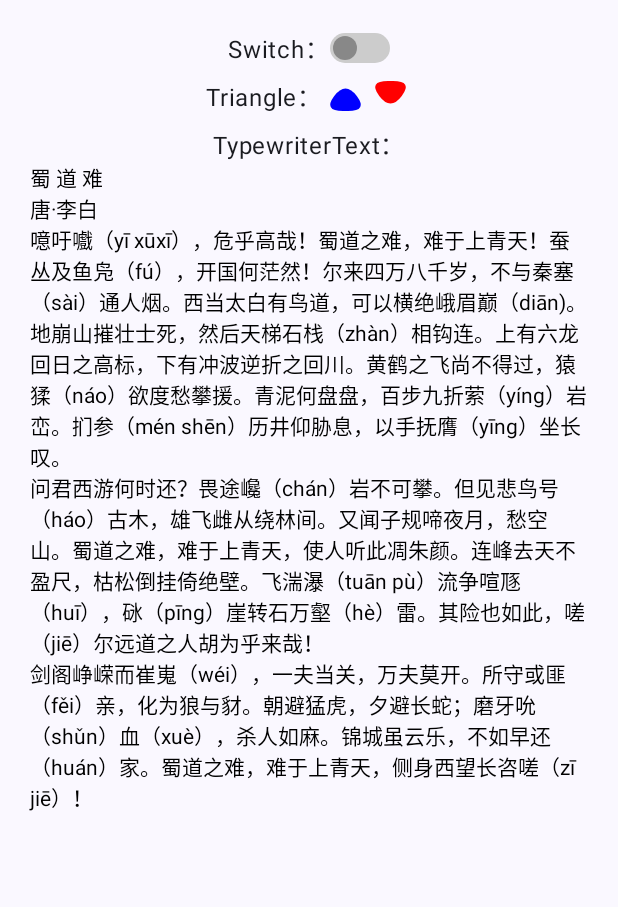
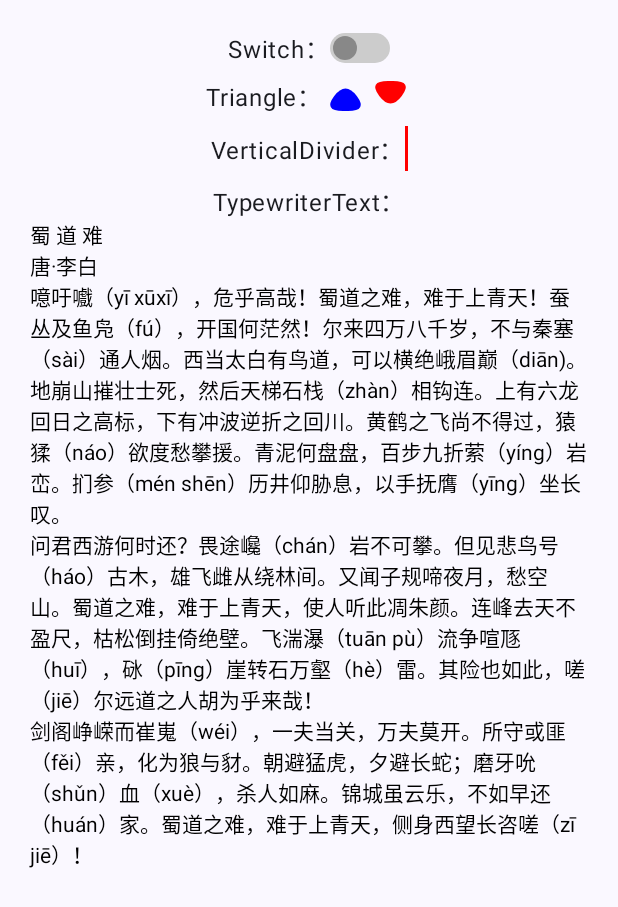
Before and after one commit to FPhoenixCorneaE/android-base-ui-compose, an Android app built with Jetpack Compose: the screen it shows after launch (MainActivity), on a phone screen of 412 x 824 dp. Shown: the top 907 px of the screen. Run offline under Robolectric (Android 15) with nearby library versions, the phone set to English and light mode, and no system bars.

Commit message:
feat: 添加自定义 VerticalDivider

```diff
--- a/app/src/main/java/com/fphoenixcorneae/widget/MainActivity.kt
+++ b/app/src/main/java/com/fphoenixcorneae/widget/MainActivity.kt
@@ -8,6 +8,7 @@ import androidx.compose.foundation.layout.Arrangement
 import androidx.compose.foundation.layout.Column
 import androidx.compose.foundation.layout.Row
 import androidx.compose.foundation.layout.fillMaxSize
+import androidx.compose.foundation.layout.height
 import androidx.compose.foundation.layout.padding
 import androidx.compose.foundation.rememberScrollState
 import androidx.compose.foundation.verticalScroll
@@ -55,6 +56,10 @@ class MainActivity : ComponentActivity() {
                                 rotateDegree = 180f
                             )
                         }
+                        Row(verticalAlignment = Alignment.CenterVertically, modifier = Modifier.height(30.dp)) {
+                            Text(text = "VerticalDivider：")
+                            VerticalDivider(thickness = 2.dp, color = Color.Red)
+                        }
                         Column(horizontalAlignment = Alignment.CenterHorizontally) {
                             Text(text = "TypewriterText：")
                             TypewriterText(
--- /dev/null
+++ b/custom-widget/src/main/java/com/fphoenixcorneae/widget/VerticalDivider.kt
@@ -0,0 +1,46 @@
+package com.fphoenixcorneae.widget
+
+import androidx.compose.foundation.background
+import androidx.compose.foundation.layout.*
+import androidx.compose.material3.DividerDefaults
+import androidx.compose.runtime.Composable
+import androidx.compose.ui.Modifier
+import androidx.compose.ui.graphics.Color
+import androidx.compose.ui.platform.LocalDensity
+import androidx.compose.ui.tooling.preview.Preview
+import androidx.compose.ui.unit.Dp
+import androidx.compose.ui.unit.dp
+
+/**
+ * Material Design divider.
+ * A vertical divider is a thin line that groups content in lists and layouts.
+ * !Divider image
+ * Params:
+ * @param modifier - the Modifier to be applied to this divider line.
+ * @param thickness - thickness of this divider line. Using Dp.Hairline will produce a single pixel divider regardless of screen density.
+ * @param color - color of this divider line.
+ */
+@Composable
+fun VerticalDivider(
+    modifier: Modifier = Modifier,
+    thickness: Dp = DividerDefaults.Thickness,
+    color: Color = DividerDefaults.color,
+) {
+    val targetThickness = if (thickness == Dp.Hairline) {
+        (1f / LocalDensity.current.density).dp
+    } else {
+        thickness
+    }
+    Box(
+        modifier
+            .width(targetThickness)
+            .fillMaxHeight()
+            .background(color = color)
+    )
+}
+
+@Preview
+@Composable
+fun PreviewVerticalDivider() {
+    VerticalDivider(thickness = 2.dp, color = Color.Red)
+}
```
Also changed, not shown: 1 other file.
